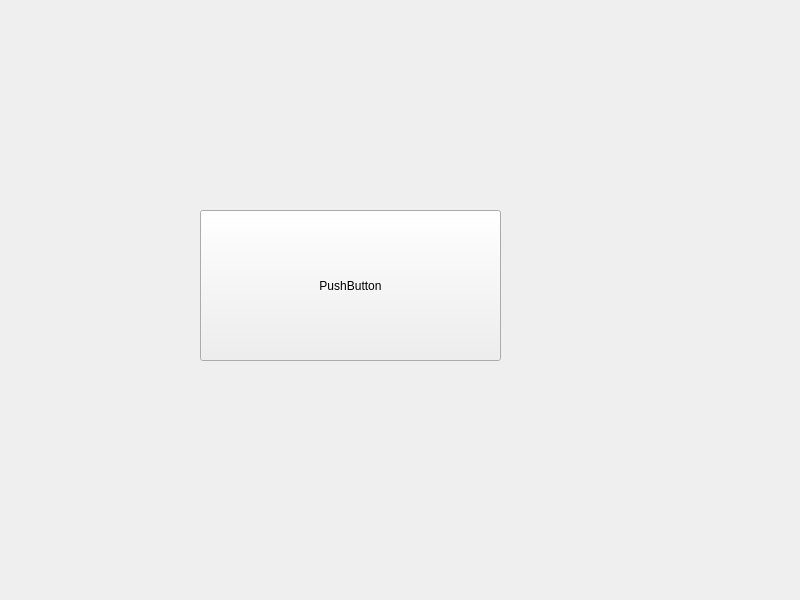
First picture: the form in testrun/testrun.ui, repository Sn4Rs/114qtmidt_testrun, before the edit.
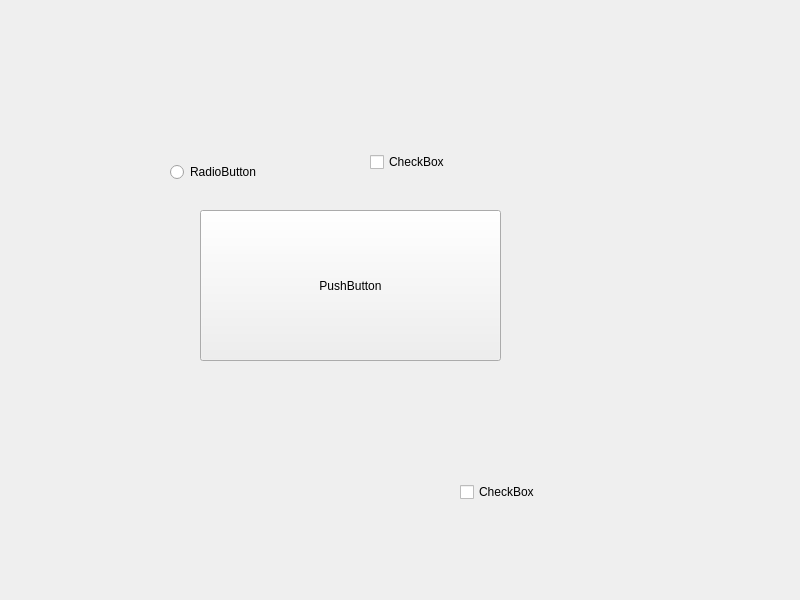
Second picture: the form after the edit.

Patch:
```diff
--- a/testrun/testrun.ui
+++ b/testrun/testrun.ui
@@ -26,6 +26,55 @@
     <string>PushButton</string>
    </property>
   </widget>
+  <widget class="QWidget" name="widget" native="true">
+   <property name="geometry">
+    <rect>
+     <x>110</x>
+     <y>440</y>
+     <width>120</width>
+     <height>80</height>
+    </rect>
+   </property>
+  </widget>
+  <widget class="QRadioButton" name="radioButton">
+   <property name="geometry">
+    <rect>
+     <x>170</x>
+     <y>160</y>
+     <width>111</width>
+     <height>24</height>
+    </rect>
+   </property>
+   <property name="text">
+    <string>RadioButton</string>
+   </property>
+  </widget>
+  <widget class="QCheckBox" name="checkBox">
+   <property name="geometry">
+    <rect>
+     <x>370</x>
+     <y>150</y>
+     <width>91</width>
+     <height>24</height>
+    </rect>
+   </property>
+   <property name="text">
+    <string>CheckBox</string>
+   </property>
+  </widget>
+  <widget class="QCheckBox" name="checkBox_2">
+   <property name="geometry">
+    <rect>
+     <x>460</x>
+     <y>480</y>
+     <width>91</width>
+     <height>24</height>
+    </rect>
+   </property>
+   <property name="text">
+    <string>CheckBox</string>
+   </property>
+  </widget>
  </widget>
  <resources/>
  <connections/>
```
